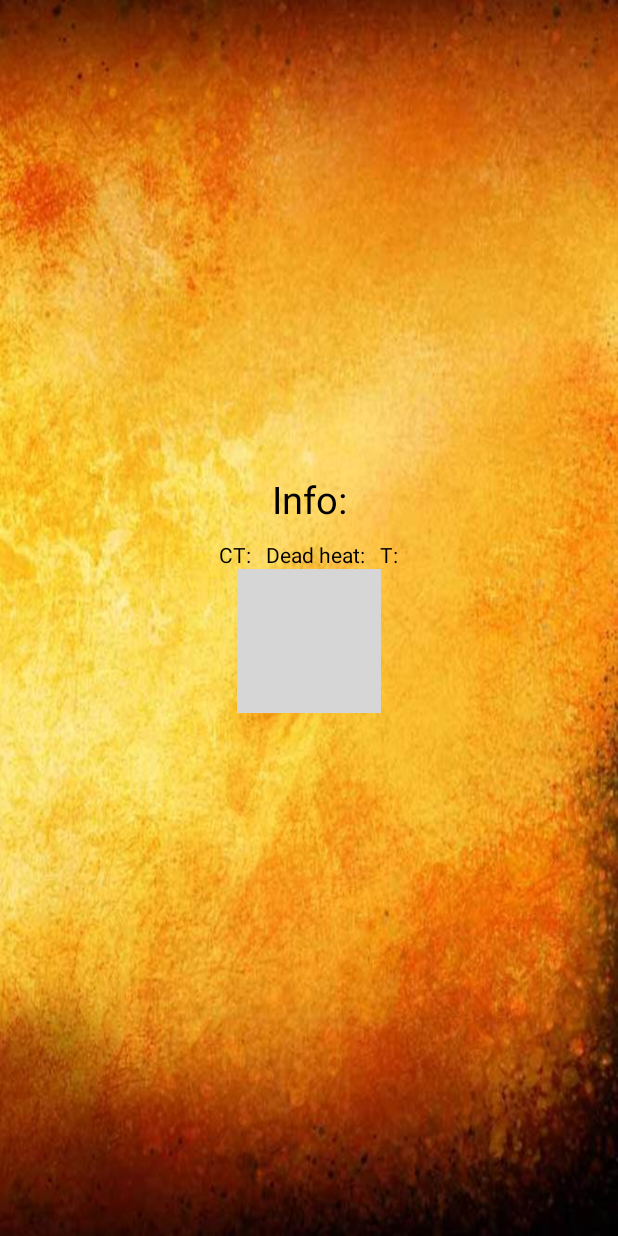
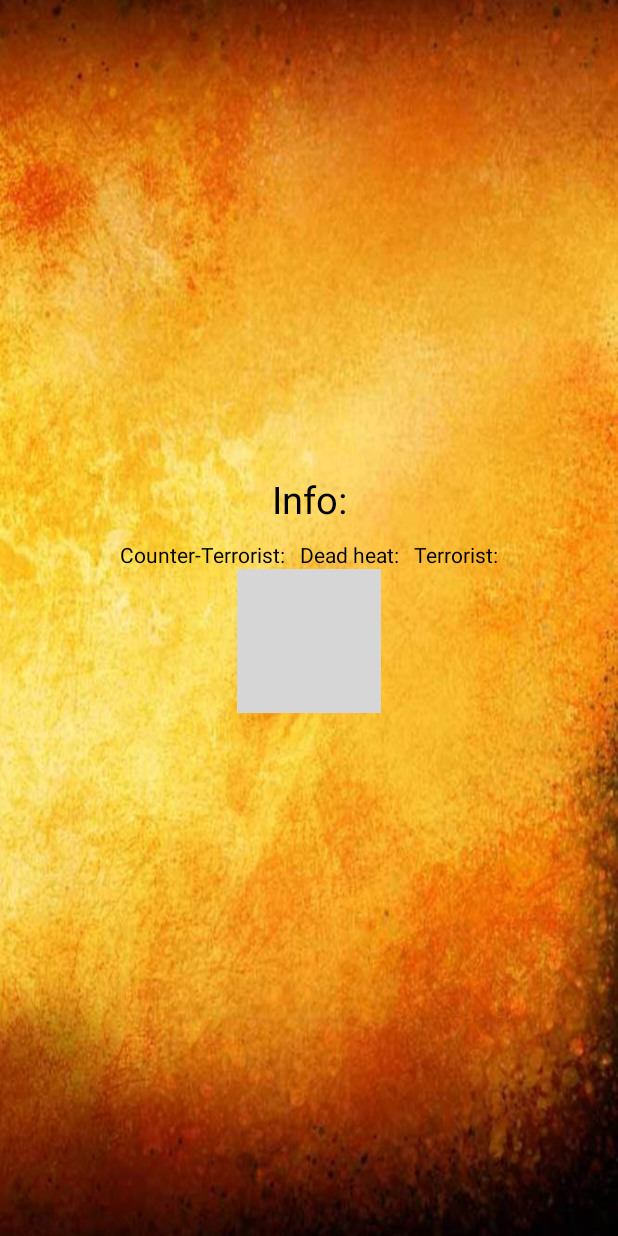
Before and after one commit to mskalash/TicTacToe, an Android app: the layout main.xml on its own in the app's theme, with its tools: preview values and no code run, on a phone screen of 412 x 824 dp. Run offline under Robolectric (Android 15) with nearby library versions, the phone set to English and light mode, and no system bars; grey boxes are pictures that could not be loaded.

Commit message:
update name info bar

```diff
--- a/app/src/main/res/values/strings.xml
+++ b/app/src/main/res/values/strings.xml
@@ -12,10 +12,10 @@
     <string name="result_player_one_wins">Выиграл Игрок 1!</string>
     <string name="result_player_two_wins">Выиграл Игрок 2!</string>
     <string name="info">Info:</string>
-    <string name="human">CT:  </string>
+    <string name="human">Counter-Terrorist:  </string>
     <string name="player_one">Игрок 1:  </string>
     <string name="ties">Dead heat:  </string>
-    <string name="android">T:  </string>
+    <string name="android">Terrorist:  </string>
     <string name="player_two">Игрок 2:  </string>
     <string name="contact_heading">Contact Info</string>
     <string name="contact_info">
```
Also changed, not shown: 6 other files.
